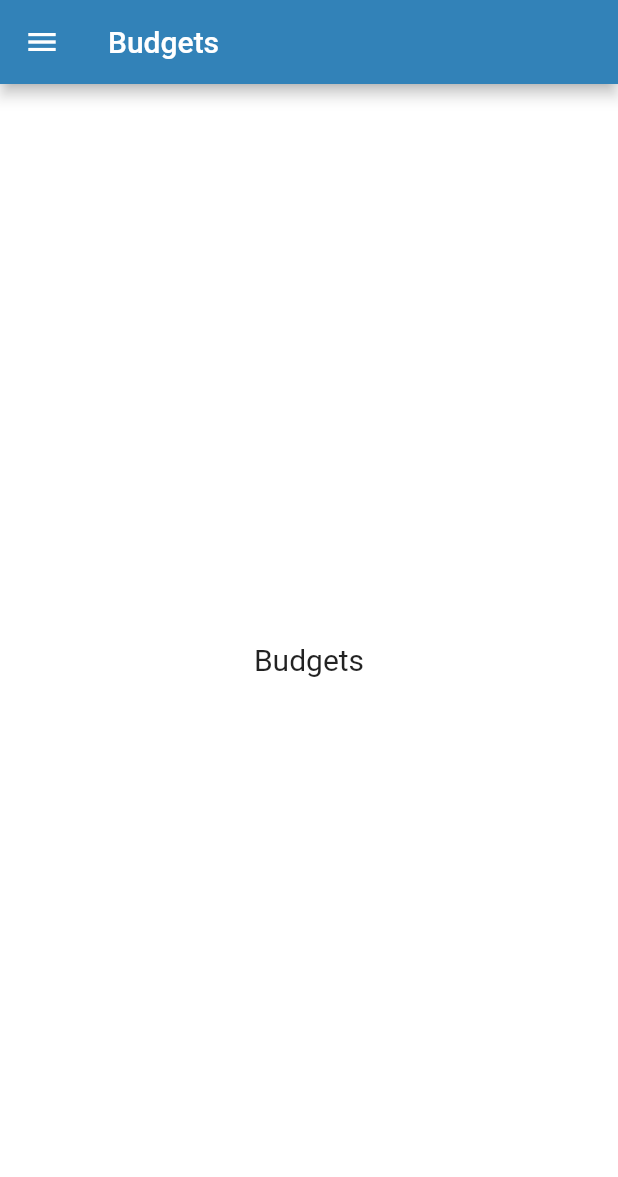
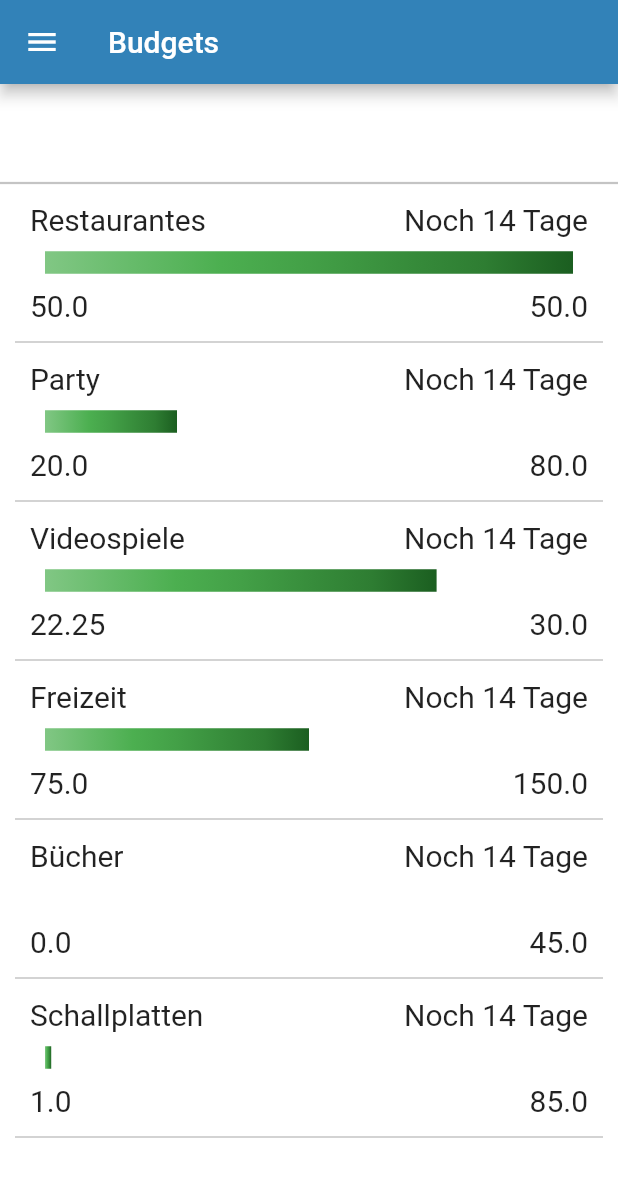
Before and after one commit to budgetiser/budgetiser, a Flutter app: the Budgets screen opened by its route, on a phone screen of 412 x 824 dp. Shown: the top 1177 px of the screen. Run offline on Flutter 3.47's test engine with Material 2 defaults, Android fonts, the phone set to English and light mode, and no system bars; drawn by our look-alikes of percent_indicator.

Commit message:
added demo budget overview

```diff
--- a/budgetiser/lib/routes.dart
+++ b/budgetiser/lib/routes.dart
@@ -1,4 +1,4 @@
-import 'package:budgetiser/screens/budgets.dart';
+import 'package:budgetiser/screens/budgets/budgets.dart';
 import 'package:budgetiser/screens/categories.dart';
 import 'package:budgetiser/screens/groups.dart';
 import 'package:budgetiser/screens/help.dart';
--- a/budgetiser/lib/screens/budgets.dart
+++ /dev/null
@@ -1,23 +0,0 @@
-import 'package:flutter/material.dart';
-import '../shared/widgets/drawer.dart';
-
-class Budgets extends StatelessWidget {
-  static String routeID = 'budgets';
-  const Budgets({Key? key}) : super(key: key);
-
-  @override
-  Widget build(BuildContext context) {
-    return Scaffold(
-      appBar: AppBar(
-        title: const Text(
-          "Budgets",
-          // style: Theme.of(context).textTheme.caption,
-        ),
-      ),
-      drawer: createDrawer(context),
-      body: const Center(
-        child: Text("Budgets"),
-      ),
-    );
-  }
-}
--- /dev/null
+++ b/budgetiser/lib/screens/budgets/budgetItem.dart
@@ -0,0 +1,81 @@
+import 'package:flutter/material.dart';
+import 'package:percent_indicator/linear_percent_indicator.dart';
+
+class BudgetItem extends StatelessWidget {
+  final String name;
+  final double currentValue;
+  final double endValue;
+  const BudgetItem({
+    Key? key, required this.name, required this.currentValue, required this.endValue,
+  }) : super(key: key);
+
+  @override
+  Widget build(BuildContext context) {
+    return Column(
+      children: [
+        InkWell(
+          onTap: () => {},
+          child: Container(
+            margin: const EdgeInsets.fromLTRB(10, 0, 10, 0),
+            padding: const EdgeInsets.fromLTRB(10, 5, 10, 5),
+            width: double.infinity,
+            decoration: BoxDecoration(
+              borderRadius: const BorderRadius.all(Radius.circular(20)),
+              //color: Theme.of(context).colorScheme.primary,
+            ),
+            height: 90,
+            child: Column(
+              mainAxisAlignment: MainAxisAlignment.spaceBetween,
+              children: [
+                Row(
+                  mainAxisAlignment: MainAxisAlignment.spaceBetween,
+                  children: [Text(name), Text("Noch 14 Tage")],
+                ),
+                Row(
+                  children: [
+                    Expanded(
+                      child: LinearPercentIndicator(
+                        lineHeight: 15.0,
+                        percent: (currentValue/endValue),
+                        backgroundColor: Colors.white,
+                        linearGradient: LinearGradient(colors: createGradient(Colors.green)),
+                        clipLinearGradient: true,
+                      ),
+                    ),
+                  ],
+                ),
+                Row(
+                  mainAxisAlignment: MainAxisAlignment.spaceBetween,
+                  children: [
+                    Text(currentValue.toString()),
+                    Text(endValue.toString()),
+                  ],
+                ),
+              ],
+            ),
+          ),
+        ),
+        Divider(
+          thickness: 1,
+          indent: 10,
+          endIndent: 10,
+        ),
+      ],
+    );
+  }
+
+  List<Color> createGradient(MaterialColor baseColor){
+    List<Color> gradient = [];
+    //gradient.add(baseColor.shade50);
+    //gradient.add(baseColor.shade100);
+    //gradient.add(baseColor.shade200);
+    gradient.add(baseColor.shade300);
+    gradient.add(baseColor.shade400);
+    gradient.add(baseColor.shade500);
+    gradient.add(baseColor.shade600);
+    gradient.add(baseColor.shade700);
+    gradient.add(baseColor.shade800);
+    gradient.add(baseColor.shade900);
+    return gradient;
+  }
+}
--- /dev/null
+++ b/budgetiser/lib/screens/budgets/budgets.dart
@@ -0,0 +1,60 @@
+import 'package:budgetiser/screens/budgets/budgetItem.dart';
+import 'package:flutter/material.dart';
+import '../../shared/widgets/drawer.dart';
+
+class Budgets extends StatelessWidget {
+  static String routeID = 'budgets';
+
+  const Budgets({Key? key}) : super(key: key);
+
+  @override
+  Widget build(BuildContext context) {
+    return Scaffold(
+      appBar: AppBar(
+        title: const Text(
+          "Budgets",
+          // style: Theme.of(context).textTheme.caption,
+        ),
+      ),
+      drawer: createDrawer(context),
+      body: Center(
+        child: SingleChildScrollView(
+          child: Column(
+            children: [
+              Divider(),
+              BudgetItem(
+                name: "Restaurantes",
+                currentValue: 50,
+                endValue: 50,
+              ),
+              BudgetItem(
+                name: "Party",
+                currentValue: 20,
+                endValue: 80,
+              ),
+              BudgetItem(
+                name: "Videospiele",
+                currentValue: 22.25,
+                endValue: 30,
+              ),
+              BudgetItem(
+                name: "Freizeit",
+                currentValue: 75,
+                endValue: 150,
+              ),
+              BudgetItem(
+                name: "Bücher",
+                currentValue: 0,
+                endValue: 45,
+              ),BudgetItem(
+                name: "Schallplatten",
+                currentValue: 1,
+                endValue: 85,
+              ),
+            ],
+          ),
+        ),
+      ),
+    );
+  }
+}
--- a/budgetiser/pubspec.yaml
+++ b/budgetiser/pubspec.yaml
@@ -29,6 +29,7 @@ environment:
 dependencies:
   flutter:
     sdk: flutter
+  percent_indicator: ^3.4.0
 
 
   # The following adds the Cupertino Icons font to your application.
```
